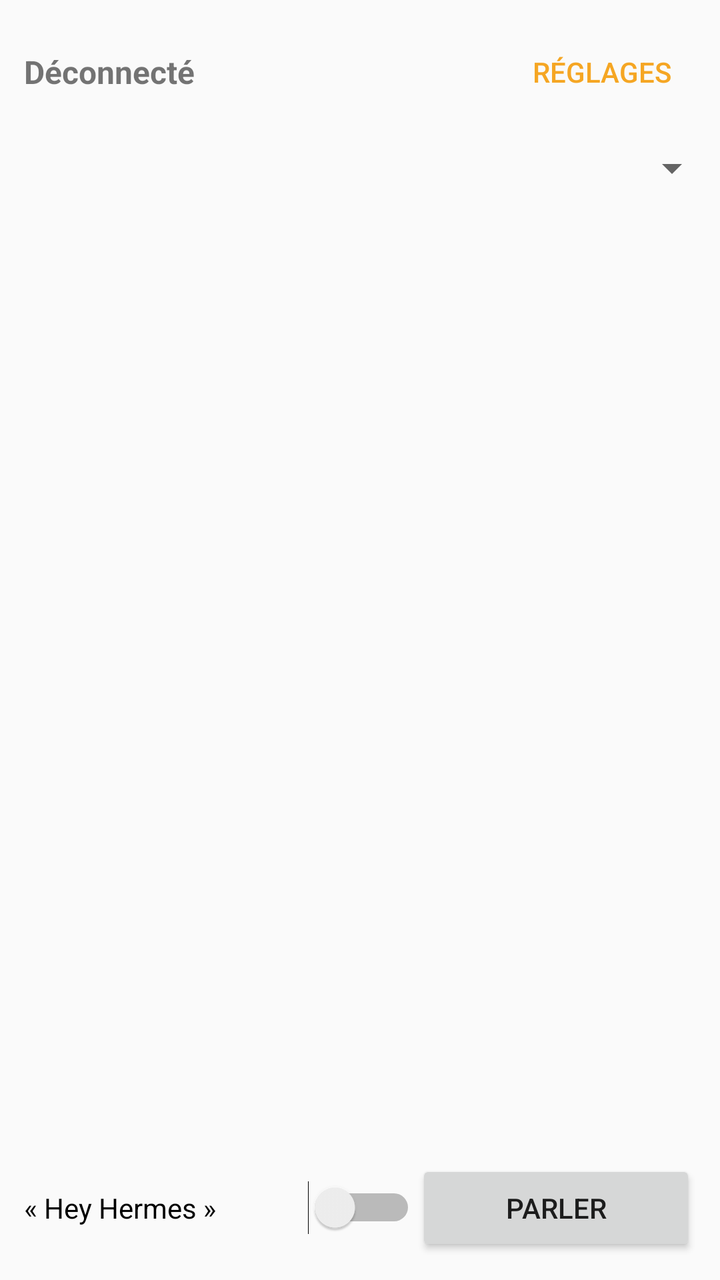
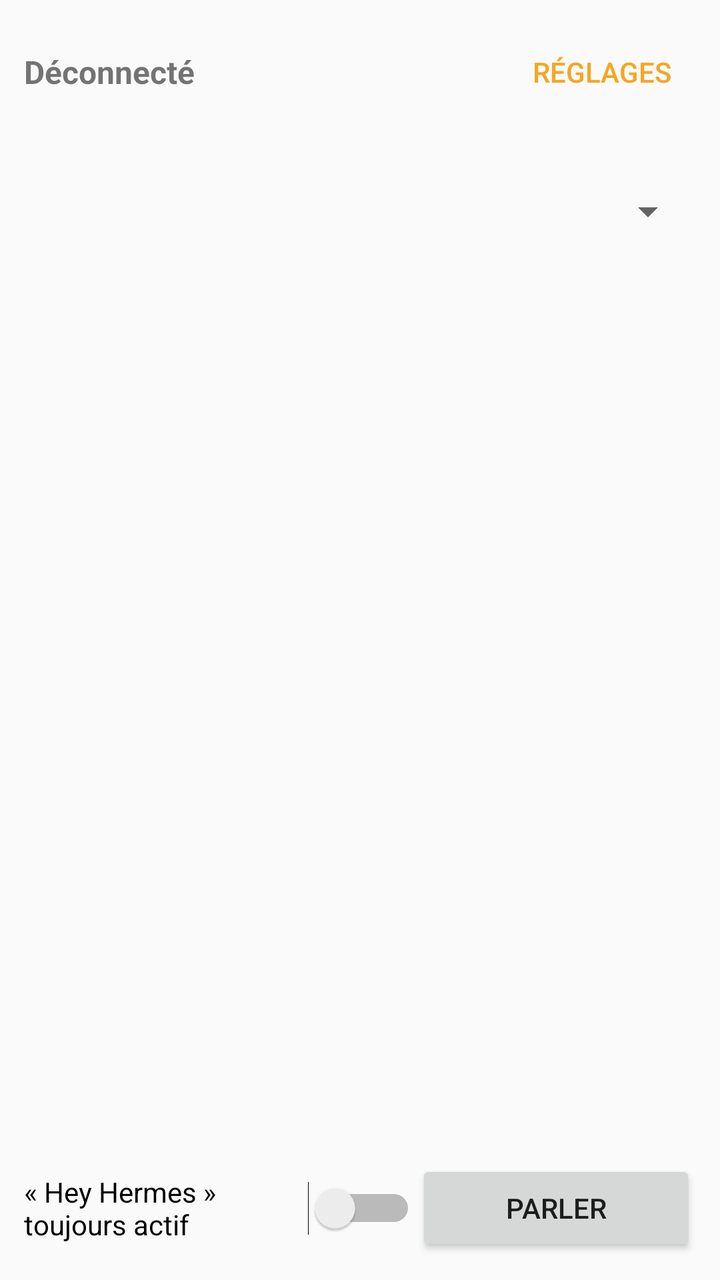

Two renders of the same Android screen: before a commit and after it. Below are the layout's source before the change and the commit's diff.
<!-- AndroidManifest.xml: application theme AppTheme -->
<!-- res/layout/activity_main.xml -->
<?xml version="1.0" encoding="utf-8"?>
<LinearLayout xmlns:android="http://schemas.android.com/apk/res/android"
    android:layout_width="match_parent"
    android:layout_height="match_parent"
    android:orientation="vertical">

    <LinearLayout
        android:layout_width="match_parent"
        android:layout_height="wrap_content"
        android:orientation="horizontal"
        android:padding="12dp"
        android:gravity="center_vertical">

        <TextView
            android:id="@+id/status"
            android:layout_width="0dp"
            android:layout_height="wrap_content"
            android:layout_weight="1"
            android:textSize="16sp"
            android:textStyle="bold"
            android:text="@string/status_disconnected" />

        <Button
            android:id="@+id/settings_button"
            style="?android:attr/buttonBarButtonStyle"
            android:layout_width="wrap_content"
            android:layout_height="wrap_content"
            android:text="@string/settings_button" />
    </LinearLayout>

    <Spinner
        android:id="@+id/conversations"
        android:layout_width="match_parent"
        android:layout_height="wrap_content"
        android:paddingStart="12dp"
        android:paddingEnd="12dp" />

    <ScrollView
        android:id="@+id/transcript_scroller"
        android:layout_width="match_parent"
        android:layout_height="0dp"
        android:layout_weight="1"
        android:padding="12dp"
        android:fillViewport="true">

        <TextView
            android:id="@+id/transcript"
            android:layout_width="match_parent"
            android:layout_height="wrap_content"
            android:textSize="15sp"
            android:lineSpacingExtra="3dp" />
    </ScrollView>

    <LinearLayout
        android:layout_width="match_parent"
        android:layout_height="wrap_content"
        android:orientation="horizontal"
        android:padding="12dp"
        android:gravity="center_vertical">

        <Switch
            android:id="@+id/wake_switch"
            android:layout_width="wrap_content"
            android:layout_height="wrap_content"
            android:layout_weight="1"
            android:text="@string/wake_switch" />

        <Button
            android:id="@+id/connect_button"
            android:layout_width="wrap_content"
            android:layout_height="wrap_content"
            android:minWidth="140dp"
            android:text="@string/connect" />
    </LinearLayout>
</LinearLayout>
<!-- resources referenced by this layout -->
<resources>
  <string name="connect">Parler</string>
  <string name="settings_button">Réglages</string>
  <string name="status_disconnected">Déconnecté</string>
  <string name="wake_switch">« Hey Hermes »</string>
  <style name="AppTheme" parent="android:Theme.Material.Light.DarkActionBar">
          <item name="android:colorPrimary">@color/primary</item>
          <item name="android:colorPrimaryDark">@color/primaryDark</item>
          <item name="android:colorAccent">@color/accent</item>
          <item name="android:statusBarColor">@color/primaryDark</item>
      </style>
  <color name="primary">#FA8100</color>
  <color name="primaryDark">#C86700</color>
  <color name="accent">#F5A623</color>
</resources>

<!-- the commit's change to res/layout/activity_main.xml (unified diff, before → after) -->
@@ -28,12 +28,26 @@
             android:text="@string/settings_button" />
     </LinearLayout>
 
-    <Spinner
-        android:id="@+id/conversations"
+    <LinearLayout
         android:layout_width="match_parent"
         android:layout_height="wrap_content"
+        android:orientation="vertical"
         android:paddingStart="12dp"
-        android:paddingEnd="12dp" />
+        android:paddingEnd="12dp"
+        android:paddingTop="4dp">
+
+        <TextView
+            android:id="@+id/context"
+            android:layout_width="match_parent"
+            android:layout_height="wrap_content"
+            android:textSize="13sp"
+            android:textColor="#888888" />
+
+        <Spinner
+            android:id="@+id/conversations"
+            android:layout_width="match_parent"
+            android:layout_height="wrap_content" />
+    </LinearLayout>
 
     <ScrollView
         android:id="@+id/transcript_scroller"
<!-- resource entries referenced after the edit -->
@@ -3,7 +3,7 @@
   <string name="connect">Parler</string>
   <string name="settings_button">Réglages</string>
   <string name="status_disconnected">Déconnecté</string>
-  <string name="wake_switch">« Hey Hermes »</string>
+  <string name="wake_switch">« Hey Hermes » toujours actif</string>
   <style name="AppTheme" parent="android:Theme.Material.Light.DarkActionBar">
           <item name="android:colorPrimary">@color/primary</item>
           <item name="android:colorPrimaryDark">@color/primaryDark</item>
